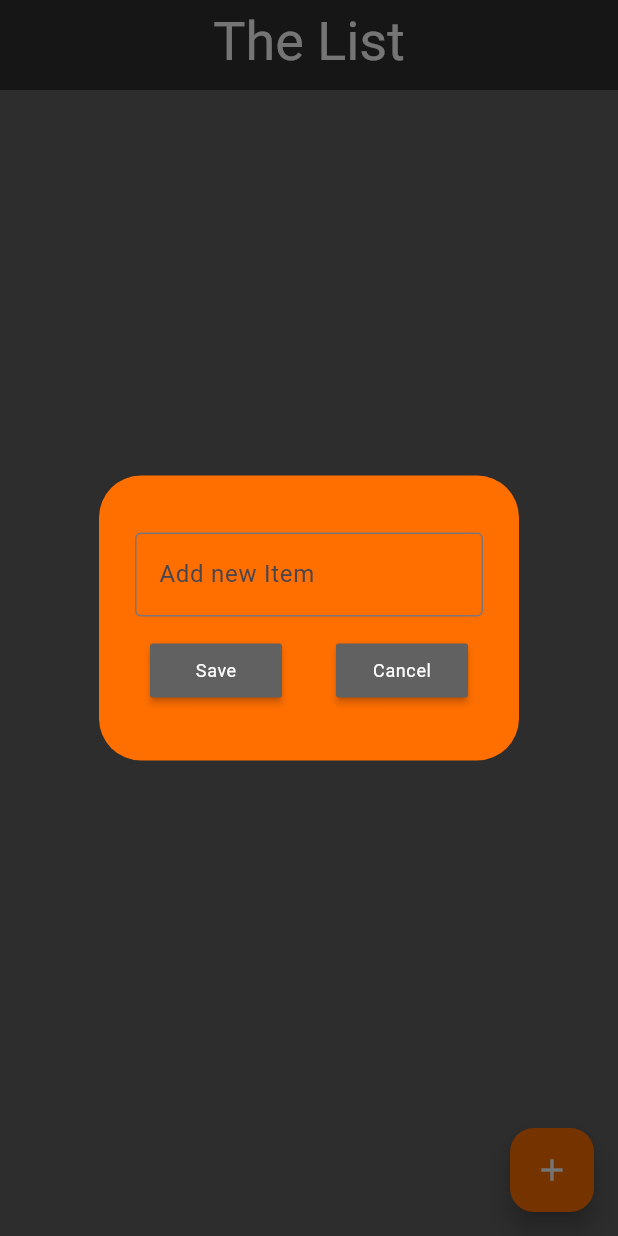
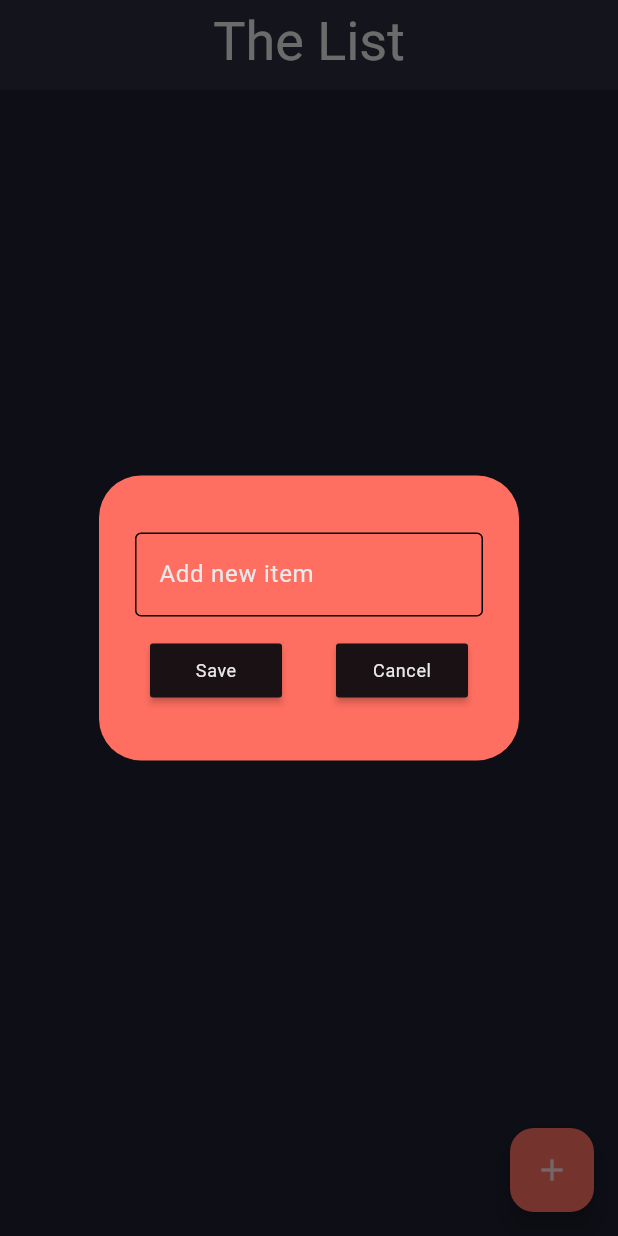
Before and after one commit to j-abdala/the_list, a Flutter app: the screen it shows after launch, after a tap on the "add" icon, on a phone screen of 412 x 824 dp. Run offline on Flutter 3.47's test engine with Material 3 defaults, Android fonts, the phone set to English and light mode, and no system bars; our stand-ins replace flutter_slidable, hive, hive_flutter; accounts and stored records are empty.

Commit message:
Updating the theme of the app

```diff
--- a/lib/main.dart
+++ b/lib/main.dart
@@ -1,7 +1,6 @@
 import 'package:flutter/material.dart';
 import 'package:hive_flutter/hive_flutter.dart';
 import 'package:the_list/pages/home_page.dart';
-import 'package:the_list/utilities/thelistcategory_tile.dart';
 
 
 void main() async{
@@ -27,12 +26,29 @@ class MainApp extends StatelessWidget {
       },
       theme: ThemeData(
         // TODO: change the colors so it looks nice
-        primaryColor: Colors.grey[700],
-        primaryColorDark: Colors.grey[850],
-        primaryColorLight: Colors.white,
+        colorScheme: ColorScheme.fromSeed(
+          brightness: Brightness.dark,
+          seedColor: Colors.black,
+          primary: Color(0xff1E1E2F), // this is the background color
+          secondary: Color(0xff2B2B3C), // this is for the appbar color
+          tertiary: Color(0xffFF6F61) // this is for the add button and dialog box
+        ),
         textTheme: Theme.of(context).textTheme.apply(
-          displayColor: Colors.white,
-          bodyColor: Colors.white
+          displayColor: Color(0xffeaeaea),
+          bodyColor: Color(0xffeaeaea)
+        ),
+        iconTheme: IconThemeData(
+          color: Color(0xffeaeaea)
+        ),
+        inputDecorationTheme: InputDecorationTheme(
+          enabledBorder: OutlineInputBorder(),
+          focusedBorder: OutlineInputBorder(),
+          labelStyle: TextStyle(
+            color: Color(0xffeaeaea)
+          ),
+          hintStyle: TextStyle(
+            color: Color(0xffeaeaea)
+          )
         )
       ),
     );
--- a/lib/pages/home_page.dart
+++ b/lib/pages/home_page.dart
@@ -2,7 +2,6 @@ import 'package:flutter/material.dart';
 import 'package:hive_flutter/hive_flutter.dart';
 import 'package:the_list/data/database.dart';
 import 'package:the_list/utilities/dialog_box.dart';
-import 'package:the_list/utilities/thelist_tile.dart';
 import 'package:the_list/utilities/thelistcategory_tile.dart';
 
 class HomePage extends StatefulWidget {
@@ -19,7 +18,10 @@ class _HomePageState extends State<HomePage> {
 
   @override
   void initState() {
-    db.loadData();
+    if (db.itemsList.isNotEmpty){
+      db.loadData();
+    }
+
     super.initState();
   }
 
@@ -59,23 +61,21 @@ class _HomePageState extends State<HomePage> {
   @override
   Widget build(BuildContext context) {
     return Scaffold(
-      backgroundColor: Colors.grey[700],
+      backgroundColor: Theme.of(context).colorScheme.primary,
       appBar: PreferredSize(
         preferredSize: Size.fromHeight(60),
-        child: AppBar(backgroundColor: Theme.of(context).primaryColorDark,
-        iconTheme: IconThemeData(
-          color: Colors.white
-        ),
-        centerTitle: true,
-        title: Text('The List',
-          style: Theme.of(context).textTheme.displaySmall
-        ),
+        child: AppBar(
+          backgroundColor: Theme.of(context).colorScheme.secondary,
+          centerTitle: true,
+          title: Text('The List',
+            style: Theme.of(context).textTheme.displaySmall
+          ),
         elevation: 0),
       ),
       floatingActionButton: FloatingActionButton(
         onPressed: createNewCategory,
-        backgroundColor: Colors.amber[900],
-        child: const Icon(Icons.add, color: Colors.white,)),
+        backgroundColor: Theme.of(context).colorScheme.tertiary,
+        child: const Icon(Icons.add)),
       body: db.categoryList.isEmpty ? Center(child: Text('Create a new category')) : ListView.builder(
         itemCount: db.categoryList.length,
         itemBuilder: (context, index) {
--- a/lib/utilities/dialog_box.dart
+++ b/lib/utilities/dialog_box.dart
@@ -17,7 +17,7 @@ class DialogBox extends StatelessWidget {
   @override
   Widget build(BuildContext context) {
     return AlertDialog(
-      backgroundColor: Colors.amber[900],
+      backgroundColor: Theme.of(context).colorScheme.tertiary,
       content: SizedBox(
         height: 150,
         child: Column(
@@ -29,9 +29,7 @@ class DialogBox extends StatelessWidget {
               child: TextField(
                 controller: controller,
                 decoration: const InputDecoration(
-                  border: OutlineInputBorder(borderSide: BorderSide(color: Colors.grey, width: 0)),
-                  focusedBorder: OutlineInputBorder(borderSide: BorderSide(color: Colors.grey)),
-                  hintText: "Add new Item",
+                  hintText: 'Add new item',
                 ),
               ),
             ),
--- a/lib/utilities/thelist_tile.dart
+++ b/lib/utilities/thelist_tile.dart
@@ -34,7 +34,7 @@ class TheListTile extends StatelessWidget {
         child: Container(
           padding: const EdgeInsets.all(15),
           decoration: BoxDecoration(
-            color: Colors.amber[900],
+            color: Theme.of(context).colorScheme.tertiary,
             borderRadius: BorderRadius.circular(5)
           ),
           child: Row(
@@ -43,7 +43,7 @@ class TheListTile extends StatelessWidget {
               Checkbox(
                 value: itemCompleted,
                 onChanged: onChanged,
-                activeColor: Colors.grey[600]),
+                activeColor: Theme.of(context).colorScheme.tertiary),
 
               // task name
               Text(
--- a/lib/utilities/thelistcategory_tile.dart
+++ b/lib/utilities/thelistcategory_tile.dart
@@ -1,9 +1,6 @@
 import 'package:flutter/material.dart';
 import 'package:flutter_slidable/flutter_slidable.dart';
-import 'package:the_list/data/database.dart';
 import 'package:the_list/pages/categories_page.dart';
-import 'package:the_list/utilities/dialog_box.dart';
-import 'package:the_list/utilities/thelist_tile.dart';
 
 class TheListCategoryTile extends StatelessWidget {
   final String categoryName;
@@ -36,7 +33,7 @@ class TheListCategoryTile extends StatelessWidget {
             height: 70,
             padding: EdgeInsets.all(10),
             decoration: BoxDecoration(
-              color: Colors.amber[900],
+              color: Theme.of(context).colorScheme.tertiary,
               borderRadius: BorderRadius.circular(5)
             ),
             child: Text(categoryName),
```
Also changed, not shown: lib/pages/categories_page.dart (+18 -10 lines).
